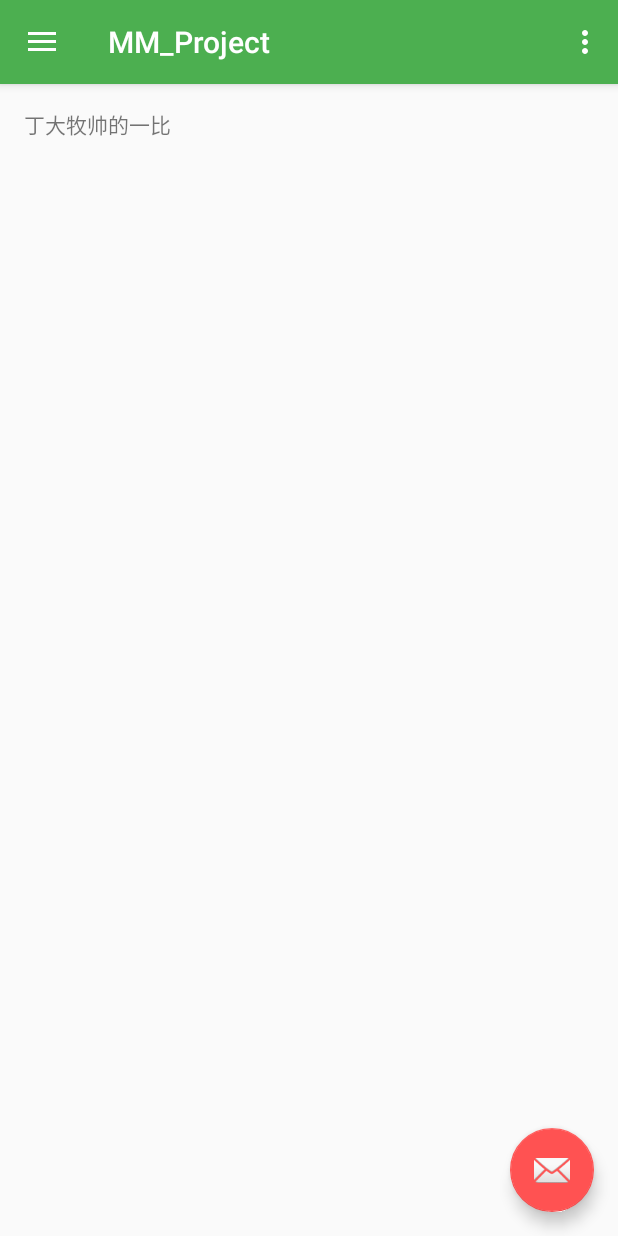
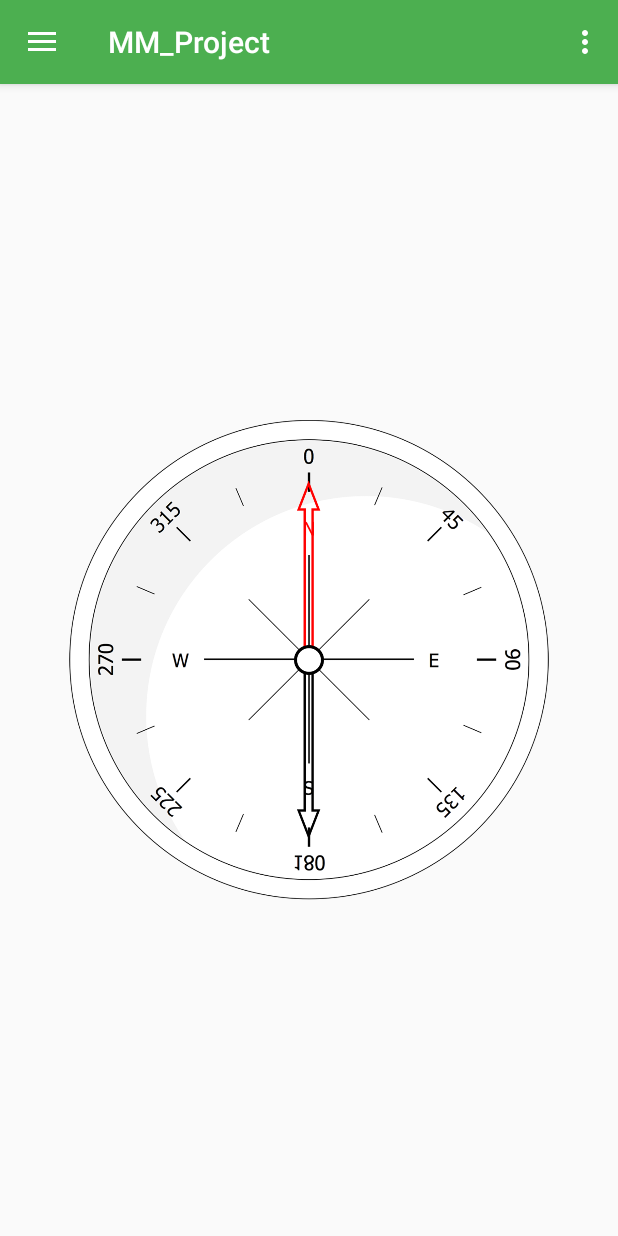
Before and after one commit to DINGDAMU/Geo-tagged-time-capture, an Android app: the screen it shows after launch (MainActivity), on a phone screen of 412 x 824 dp. Run offline under Robolectric (Android 15) with nearby library versions, the phone set to English and light mode, and no system bars.

Commit message:
compass added

```diff
--- /dev/null
+++ b/app/src/main/java/com/example/dingdamu/ding/Compass.java
@@ -0,0 +1,135 @@
+package com.example.dingdamu.ding;
+
+/**
+ * Created by dingdamu on 16/05/16.
+ */
+import android.content.Context;
+import android.hardware.Sensor;
+import android.hardware.SensorEvent;
+import android.hardware.SensorEventListener;
+import android.hardware.SensorManager;
+import android.view.animation.Animation;
+import android.view.animation.RotateAnimation;
+import android.widget.ImageView;
+import android.widget.TextView;
+
+public class Compass implements SensorEventListener {
+
+    private SensorManager sensorManager;
+    private Sensor gsensor;
+    private Sensor msensor;
+    private Sensor psensor;
+
+    private float[] mGravity = new float[3];
+    private float[] mGeomagnetic = new float[3];
+    private float azimuth = 0f;
+    private  float pitch = 0f;
+    private  float roll = 0f;
+    private  float presure=0f;
+    private  float azimuth_360=0f;
+    private float currectAzimuth = 0;
+    public  static  String compass_information;
+    public static TextView mText;
+
+
+    // compass arrow to rotate
+    public ImageView arrowView = null;
+
+    public Compass(Context context) {
+        sensorManager = (SensorManager) context
+                .getSystemService(Context.SENSOR_SERVICE);
+        gsensor = sensorManager.getDefaultSensor(Sensor.TYPE_ACCELEROMETER);
+        msensor = sensorManager.getDefaultSensor(Sensor.TYPE_MAGNETIC_FIELD);
+        psensor = sensorManager.getDefaultSensor(Sensor.TYPE_PRESSURE);
+
+    }
+
+    public void start() {
+        sensorManager.registerListener(this, gsensor,
+                SensorManager.SENSOR_DELAY_GAME);
+        sensorManager.registerListener(this, msensor,
+                SensorManager.SENSOR_DELAY_GAME);
+        sensorManager.registerListener(this, psensor,
+                SensorManager.SENSOR_DELAY_GAME);
+    }
+
+    public void stop() {
+        sensorManager.unregisterListener(this);
+    }
+
+    private void adjustArrow() {
+        if (arrowView == null) {
+            return;
+        }
+
+
+
+        Animation an = new RotateAnimation(currectAzimuth, azimuth,
+                Animation.RELATIVE_TO_SELF, 0.5f, Animation.RELATIVE_TO_SELF,
+                0.5f);
+        currectAzimuth = azimuth_360;
+
+        an.setDuration(500);
+        an.setRepeatCount(0);
+        an.setFillAfter(true);
+
+        arrowView.startAnimation(an);
+    }
+
+    @Override
+    public void onSensorChanged(SensorEvent event) {
+        final float alpha = 0.97f;
+
+        synchronized (this) {
+            if (event.sensor.getType() == Sensor.TYPE_ACCELEROMETER) {
+
+                mGravity[0] = alpha * mGravity[0] + (1 - alpha)
+                        * event.values[0];
+                mGravity[1] = alpha * mGravity[1] + (1 - alpha)
+                        * event.values[1];
+                mGravity[2] = alpha * mGravity[2] + (1 - alpha)
+                        * event.values[2];
+
+
+            }
+
+            if (event.sensor.getType() == Sensor.TYPE_MAGNETIC_FIELD) {
+                // mGeomagnetic = event.values;
+
+                mGeomagnetic[0] = alpha * mGeomagnetic[0] + (1 - alpha)
+                        * event.values[0];
+                mGeomagnetic[1] = alpha * mGeomagnetic[1] + (1 - alpha)
+                        * event.values[1];
+                mGeomagnetic[2] = alpha * mGeomagnetic[2] + (1 - alpha)
+                        * event.values[2];
+
+            }
+            if(event.sensor.getType()==Sensor.TYPE_PRESSURE){
+                presure = event.values[0];
+
+            }
+
+            float R[] = new float[9];
+            float I[] = new float[9];
+            boolean success = SensorManager.getRotationMatrix(R, I, mGravity,
+                    mGeomagnetic);
+            if (success) {
+                float orientation[] = new float[3];
+                SensorManager.getOrientation(R, orientation);
+                float altitude=SensorManager.getAltitude(SensorManager.PRESSURE_STANDARD_ATMOSPHERE,presure);
+                azimuth = (float) Math.toDegrees(orientation[0]);// orientation
+                pitch = (float) Math.toDegrees(orientation[1]);// orientation
+                roll= (float) Math.toDegrees(orientation[2]);// orientation
+                azimuth_360=((-azimuth)+360) % 360;
+                compass_information="Azimuth:" + String.valueOf(azimuth_360) + "\n" + "Pitch:" + String.valueOf(pitch) +
+                        "\n" + "Roll：" + String.valueOf(roll)+"\n"+"Altitude："+String.valueOf(altitude+"m");
+                mText.setText(compass_information);
+                adjustArrow();
+            }
+        }
+    }
+
+    @Override
+    public void onAccuracyChanged(Sensor sensor, int accuracy) {
+    }
+}
--- a/app/src/main/java/com/example/dingdamu/ding/MainActivity.java
+++ b/app/src/main/java/com/example/dingdamu/ding/MainActivity.java
@@ -13,9 +13,12 @@ import android.support.v7.app.AppCompatActivity;
 import android.support.v7.widget.Toolbar;
 import android.view.Menu;
 import android.view.MenuItem;
+import android.widget.ImageView;
+import android.widget.TextView;
 
 public class MainActivity extends AppCompatActivity
         implements NavigationView.OnNavigationItemSelectedListener {
+    private Compass compass;
 
     @Override
     protected void onCreate(Bundle savedInstanceState) {
@@ -24,14 +27,13 @@ public class MainActivity extends AppCompatActivity
         Toolbar toolbar = (Toolbar) findViewById(R.id.toolbar);
         setSupportActionBar(toolbar);
 
-        FloatingActionButton fab = (FloatingActionButton) findViewById(R.id.fab);
-        fab.setOnClickListener(new View.OnClickListener() {
-            @Override
-            public void onClick(View view) {
-                Snackbar.make(view, "Copyright by Ding Damu", Snackbar.LENGTH_LONG)
-                        .setAction("Action", null).show();
-            }
-        });
+        Compass.mText=(TextView) findViewById(R.id.compass_information);
+
+        compass = new Compass(this);
+        compass.arrowView = (ImageView) findViewById(R.id.main_image_hands);
+
+
+
 
         DrawerLayout drawer = (DrawerLayout) findViewById(R.id.drawer_layout);
         ActionBarDrawerToggle toggle = new ActionBarDrawerToggle(
@@ -74,6 +76,31 @@ public class MainActivity extends AppCompatActivity
 
         return super.onOptionsItemSelected(item);
     }
+    @Override
+    protected void onStart() {
+        super.onStart();
+        compass.start();
+
+    }
+
+    @Override
+    protected void onPause() {
+        super.onPause();
+        compass.stop();
+    }
+
+    @Override
+    protected void onResume() {
+        super.onResume();
+        compass.start();
+    }
+
+    @Override
+    protected void onStop() {
+        super.onStop();
+        compass.stop();
+    }
+
 
     @SuppressWarnings("StatementWithEmptyBody")
     @Override
--- a/app/src/main/res/layout/app_bar_main.xml
+++ b/app/src/main/res/layout/app_bar_main.xml
@@ -23,12 +23,5 @@
 
     <include layout="@layout/content_main" />
 
-    <android.support.design.widget.FloatingActionButton
-        android:id="@+id/fab"
-        android:layout_width="wrap_content"
-        android:layout_height="wrap_content"
-        android:layout_gravity="bottom|end"
-        android:layout_margin="@dimen/fab_margin"
-        android:src="@android:drawable/ic_dialog_email" />
 
 </android.support.design.widget.CoordinatorLayout>
--- a/app/src/main/res/layout/content_main.xml
+++ b/app/src/main/res/layout/content_main.xml
@@ -12,8 +12,28 @@
     tools:context="com.example.dingdamu.ding.MainActivity"
     tools:showIn="@layout/app_bar_main">
 
+    <ImageView
+        android:id="@+id/main_image_dial"
+        android:layout_width="320dp"
+        android:layout_height="320dp"
+        android:layout_centerInParent="true"
+        android:contentDescription="@string/compass_dial"
+        android:src="@drawable/dial" />
+
+
+    <ImageView
+        android:id="@+id/main_image_hands"
+        android:layout_width="20dp"
+        android:layout_height="240dp"
+        android:layout_centerInParent="true"
+        android:contentDescription="@string/compass_hands"
+        android:scaleType="fitXY"
+        android:src="@drawable/hands" />
+
     <TextView
-        android:layout_width="wrap_content"
-        android:layout_height="wrap_content"
-        android:text="@string/content" />
+        android:layout_width="match_parent"
+        android:layout_height="match_parent"
+        android:id="@+id/compass_information"
+        />
+
 </RelativeLayout>
--- a/app/src/main/res/values/strings.xml
+++ b/app/src/main/res/values/strings.xml
@@ -15,4 +15,6 @@
     <string name="email">damu.ding@studenti.unitn.it</string>
     <string name="content">丁大牧帅的一比</string>
     <string name="goback">return to the homepage</string>
+    <string name="compass_dial">Compass Dial</string>
+    <string name="compass_hands">Compass Hands</string>
 </resources>
```
Also changed, not shown: app/src/main/java/com/example/dingdamu/ding/Gallery.java (+10 -39 lines), app/src/main/res/layout/act_gallery.xml (+9 -0 lines), app/src/main/dial-web.png (added), app/src/main/hands-web.png (added), app/src/main/res/drawable/dial.png (added), app/src/main/res/drawable/hands.png (added).
